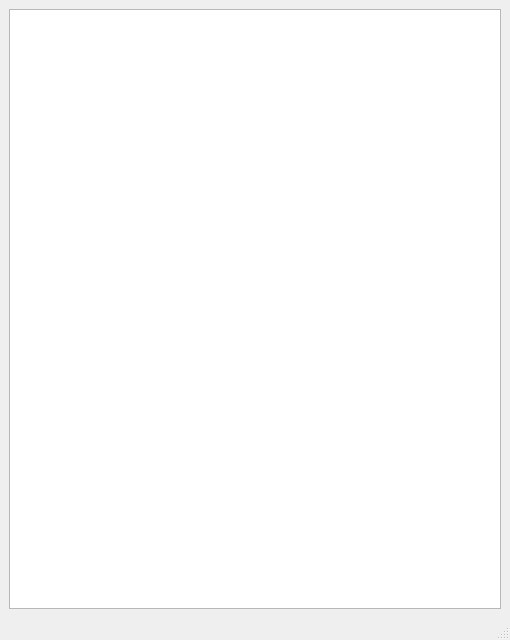
copasi/COPASI, file copasi/UI/CQCheckModelWindow.ui: the form before one commit.
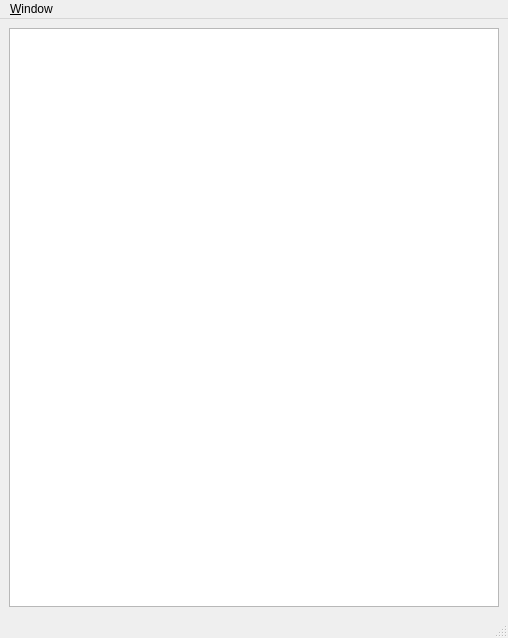
The form after the commit.

Commit message: -let form handle Window menu creation -allow Alt-'W' keyboard shortcut

Patch:
```diff
--- a/copasi/UI/CQCheckModelWindow.ui
+++ b/copasi/UI/CQCheckModelWindow.ui
@@ -11,8 +11,8 @@
    <rect>
     <x>0</x>
     <y>0</y>
-    <width>510</width>
-    <height>640</height>
+    <width>508</width>
+    <height>638</height>
    </rect>
   </property>
   <property name="windowTitle">
@@ -37,10 +37,16 @@
     <rect>
      <x>0</x>
      <y>0</y>
-     <width>510</width>
+     <width>508</width>
      <height>21</height>
     </rect>
    </property>
+   <widget class="QMenu" name="mpWindowMenu">
+    <property name="title">
+     <string>&amp;Window</string>
+    </property>
+   </widget>
+   <addaction name="mpWindowMenu"/>
   </widget>
   <widget class="QStatusBar" name="statusbar"/>
  </widget>
```
Left out of the diff: 1 changed line with no effect on the pictures. The commit also changes 3 other files.
